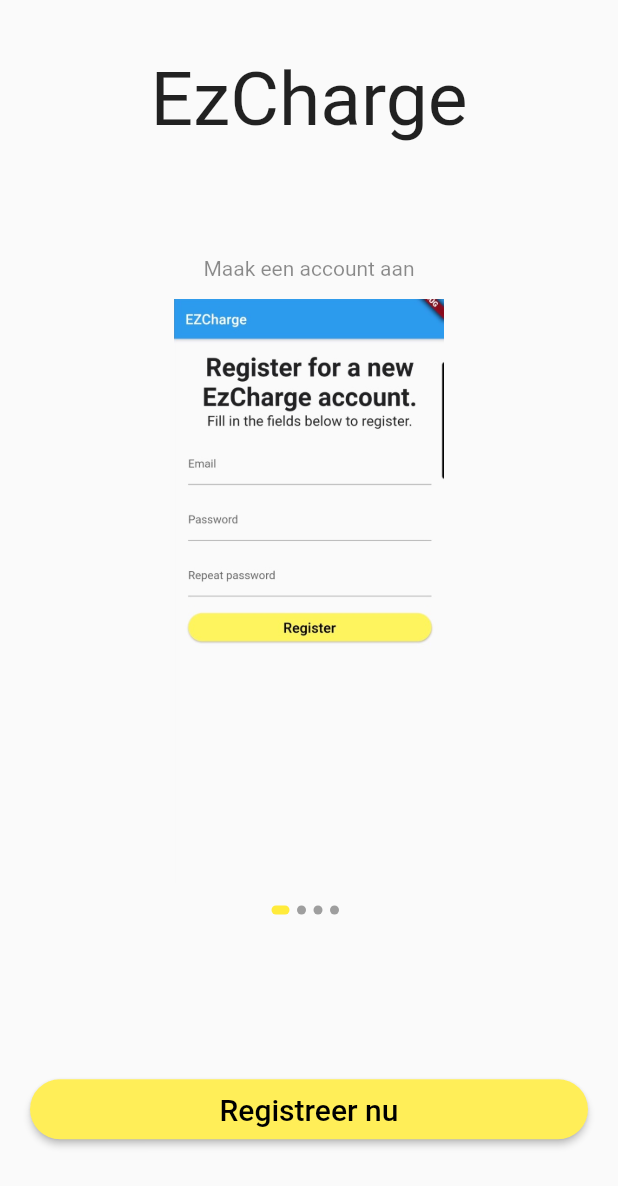
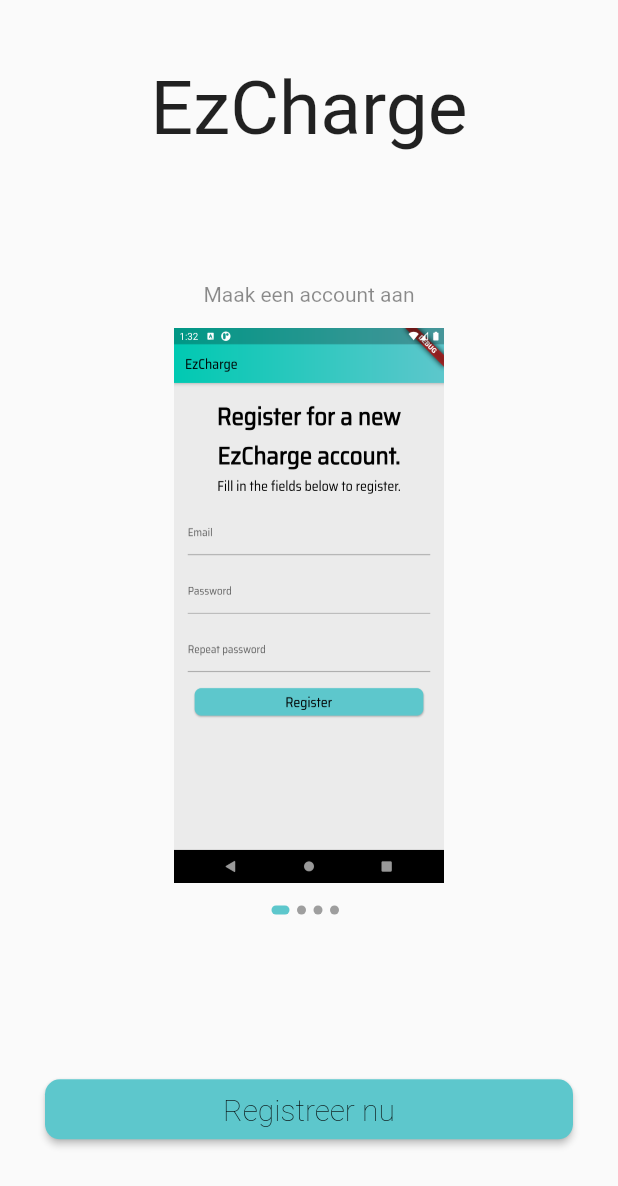
Before and after one commit to KWgroot/ez_charge, a Flutter app: the screen it shows after launch, on a phone screen of 412 x 824 dp. Shown: the top 1186 px of the screen. Run offline on Flutter 3.47's test engine with Material 2 defaults, Android fonts, the phone set to English and light mode, and no system bars; our stand-ins replace cloud_firestore, device_info, firebase_auth, firebase_core, firebase_dynamic_links, firebase_messaging and 7 more; missing offline and left inert: flutter_barcode_scanner; accounts and stored records are empty; statements that could not run were skipped.

Commit message:
Onboarding done

```diff
--- a/lib/app/global_variables.dart
+++ b/lib/app/global_variables.dart
@@ -6,7 +6,7 @@ import 'package:flutter/material.dart';
 User user = null;
 
 const ANIMATION_DURATION = Duration(milliseconds: 200);
-const SELECTED_DOT = Colors.yellow;
+const SELECTED_DOT = Color.fromRGBO(93, 199, 204, 1);
 const UNSELECTED_DOT = Colors.grey;
 const COLLECTION_ONBOARDING = "deviceIdOnboarding";
 const String TITLE = "EzCharge";
--- a/lib/app/onboarding/body.dart
+++ b/lib/app/onboarding/body.dart
@@ -1,5 +1,8 @@
+import 'package:ez_charge/app/design/btn.dart';
+import 'package:ez_charge/app/design/design.dart';
 import 'package:ez_charge/app/global_variables.dart';
 import 'package:flutter/material.dart';
+import 'package:google_fonts/google_fonts.dart';
 
 class body extends StatefulWidget{
   @override
@@ -13,19 +16,19 @@ class _body extends State<body> {
   List<Map<String, String>> onboardingData = [
     {
       "text": "Maak een account aan",
-      "image": "assets/images/registreren.jpg"
+      "image": "assets/images/registreren.png"
     },
     {
       "text": "Klik op 'Start session' en scan de QR code",
-      "image": "assets/images/hoofdscherm.jpg"
+      "image": "assets/images/hoofdscherm.png"
     },
     {
       "text": "Start de sessie",
-      "image": "assets/images/startsessie.jpg"
+      "image": "assets/images/startsessie.png"
     },
     {
       "text": "Bekijk facturen",
-      "image": "assets/images/aanmelden.jpg"
+      "image": "assets/images/facturen.png"
     }
   ];
 
@@ -62,24 +65,7 @@ class _body extends State<body> {
                       children: List.generate(onboardingData.length, (index) => buildDot(index: index)),
                     ),
                     Spacer(flex: 7,),
-                    ButtonTheme(
-                        minWidth: double.infinity,
-                        height: 40.0,
-                        child: RaisedButton(
-                            color: Colors.yellow[400],
-                            shape: RoundedRectangleBorder(
-                                borderRadius: BorderRadius.circular(20)
-                            ),
-                            child: Text(
-                              'Registreer nu',
-                              style: TextStyle(
-                                  color: Colors.black,
-                                  fontSize: 20.0
-                              ),
-                            ),
-                            onPressed: () {Navigator.of(context).pop();}
-                        )
-                    ),
+                    Button(onPressed: () {Navigator.of(context).pop();}, text: 'Registreer nu', color: theme.buttonColor , tStyle: theme.textTheme.bodyText1),
                     Spacer(flex: 4,)
                   ],
                 ),
@@ -125,7 +111,8 @@ class OnboardingContent extends StatelessWidget {
         Text(
           "EzCharge",
           style: TextStyle(
-              fontSize: 50.0
+              fontSize: 50.0,
+              fontFamily: GoogleFonts.sairaSemiCondensed().fontFamily
           )
         ),
         Spacer(
@@ -134,7 +121,8 @@ class OnboardingContent extends StatelessWidget {
         Text(
           text,
           style: TextStyle(
-            color: Colors.black45
+              color: Colors.black45,
+              fontFamily: GoogleFonts.sairaSemiCondensed().fontFamily
           ),
           textAlign: TextAlign.center,
         ),
```
Also changed, not shown: assets/images/aanmelden.png (added), assets/images/facturen.png (added), assets/images/hoofdscherm.png (added), assets/images/registreren.png (added), assets/images/startsessie.png (added).
